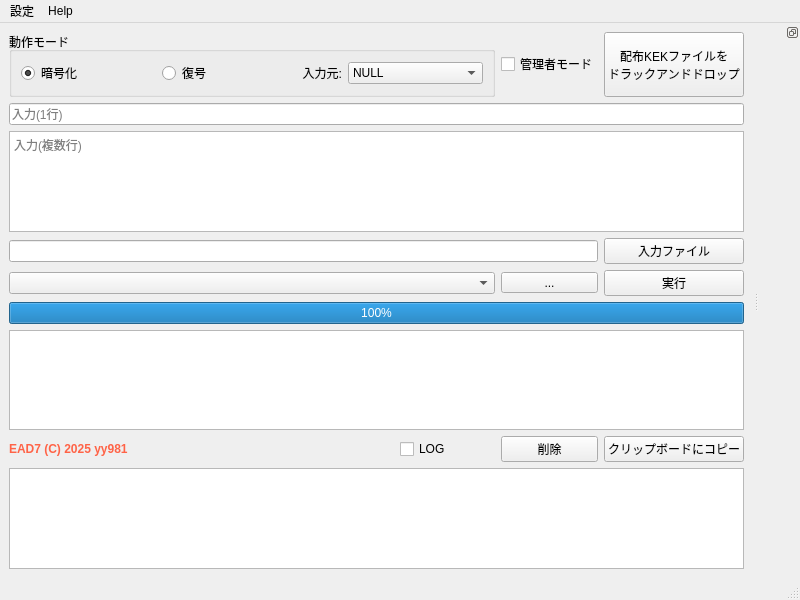
Above: src/GUI/main.ui from yy981-jp/EAD7 before the change. Below: the same form after it.
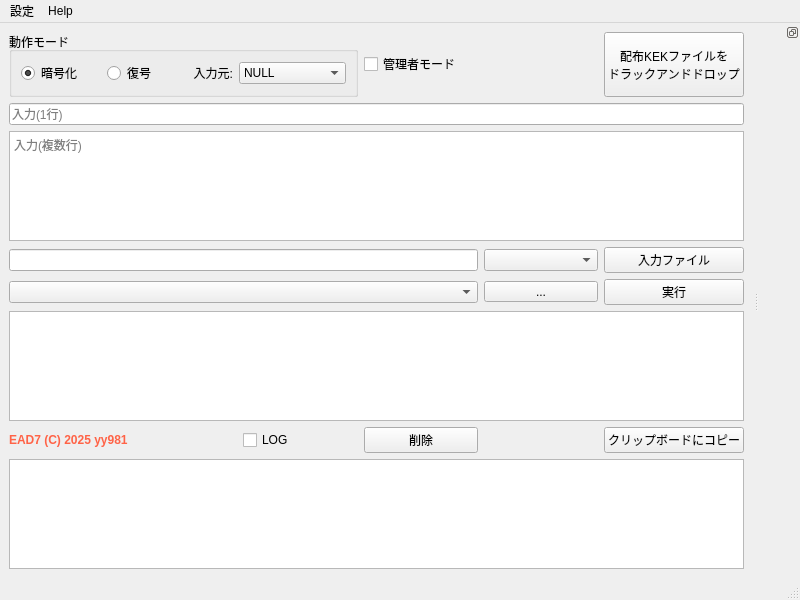
That is the form after the change. Icons and pictures are not drawn. Custom widgets are drawn as their Qt base class.

Patch:
```diff
--- a/src/GUI/main.ui
+++ b/src/GUI/main.ui
@@ -27,36 +27,7 @@
   </property>
   <widget class="QWidget" name="centralwidget">
    <layout class="QGridLayout" name="gridLayout">
-    <item row="4" column="6">
-     <widget class="QPushButton" name="run">
-      <property name="layoutDirection">
-       <enum>Qt::LayoutDirection::LeftToRight</enum>
-      </property>
-      <property name="text">
-       <string>実行</string>
-      </property>
-      <property name="icon">
-       <iconset theme="media-playback-start"/>
-      </property>
-     </widget>
-    </item>
-    <item row="5" column="0" colspan="7">
-     <widget class="QProgressBar" name="progressBar">
-      <property name="value">
-       <number>100</number>
-      </property>
-      <property name="textVisible">
-       <bool>true</bool>
-      </property>
-      <property name="textDirection">
-       <enum>QProgressBar::Direction::TopToBottom</enum>
-      </property>
-     </widget>
-    </item>
-    <item row="4" column="0" colspan="5">
-     <widget class="QComboBox" name="selectKey"/>
-    </item>
-    <item row="3" column="6">
+    <item row="3" column="5">
      <widget class="FileButton" name="inp_file_button">
       <property name="acceptDrops">
        <bool>true</bool>
@@ -69,20 +40,7 @@
       </property>
      </widget>
     </item>
-    <item row="7" column="6">
-     <widget class="QPushButton" name="copy">
-      <property name="text">
-       <string>クリップボードにコピー</string>
-      </property>
-      <property name="icon">
-       <iconset theme="edit-copy"/>
-      </property>
-     </widget>
-    </item>
-    <item row="3" column="0" colspan="6">
-     <widget class="QLineEdit" name="inp_file_path"/>
-    </item>
-    <item row="4" column="5">
+    <item row="4" column="4">
      <widget class="QToolButton" name="keyView">
       <property name="sizePolicy">
        <sizepolicy hsizetype="Minimum" vsizetype="Fixed">
@@ -98,27 +56,20 @@
       </property>
      </widget>
     </item>
-    <item row="1" column="0" colspan="7">
-     <widget class="QLineEdit" name="inp_line">
-      <property name="placeholderText">
-       <string>入力(1行)</string>
+    <item row="5" column="0" colspan="6">
+     <widget class="QPlainTextEdit" name="out">
+      <property name="enabled">
+       <bool>true</bool>
       </property>
-     </widget>
-    </item>
-    <item row="8" column="0" colspan="7">
-     <widget class="QPlainTextEdit" name="log"/>
-    </item>
-    <item row="7" column="4">
-     <widget class="QCheckBox" name="log_checkbox">
-      <property name="text">
-       <string>LOG</string>
+      <property name="readOnly">
+       <bool>true</bool>
       </property>
       <property name="icon">
        <iconset theme="go-down"/>
       </property>
      </widget>
     </item>
-    <item row="0" column="0" colspan="5">
+    <item row="0" column="0" colspan="3">
      <widget class="QGroupBox" name="groupBox">
       <property name="title">
        <string>動作モード</string>
@@ -187,17 +138,60 @@
       </layout>
      </widget>
     </item>
-    <item row="6" column="0" colspan="7">
-     <widget class="QPlainTextEdit" name="out">
-      <property name="enabled">
-       <bool>true</bool>
+    <item row="3" column="4">
+     <widget class="QComboBox" name="chunkSize"/>
+    </item>
+    <item row="6" column="2">
+     <widget class="QCheckBox" name="log_checkbox">
+      <property name="text">
+       <string>LOG</string>
       </property>
-      <property name="readOnly">
-       <bool>true</bool>
+      <property name="icon">
+       <iconset theme="go-down"/>
       </property>
      </widget>
     </item>
-    <item row="7" column="5">
+    <item row="1" column="0" colspan="6">
+     <widget class="QLineEdit" name="inp_line">
+      <property name="placeholderText">
+       <string>入力(1行)</string>
+      </property>
+     </widget>
+    </item>
+    <item row="7" column="0" colspan="6">
+     <widget class="QPlainTextEdit" name="log"/>
+    </item>
+    <item row="4" column="5">
+     <widget class="QPushButton" name="run">
+      <property name="layoutDirection">
+       <enum>Qt::LayoutDirection::LeftToRight</enum>
+      </property>
+      <property name="text">
+       <string>実行</string>
+      </property>
+      <property name="icon">
+       <iconset theme="media-playback-start"/>
+      </property>
+     </widget>
+    </item>
+    <item row="6" column="0" colspan="2">
+     <widget class="QLabel" name="credit">
+      <property name="text">
+       <string>&lt;html&gt;&lt;head/&gt;&lt;body&gt;&lt;p&gt;&lt;span style=&quot; font-weight:700;color:tomato&quot;&gt;EAD7 (C) 2025 yy981&lt;/span&gt;&lt;/p&gt;&lt;/body&gt;&lt;/html&gt;</string>
+      </property>
+     </widget>
+    </item>
+    <item row="4" column="0" colspan="4">
+     <widget class="QComboBox" name="selectKey"/>
+    </item>
+    <item row="2" column="0" colspan="6">
+     <widget class="QPlainTextEdit" name="inp_multi">
+      <property name="placeholderText">
+       <string>入力(複数行)</string>
+      </property>
+     </widget>
+    </item>
+    <item row="6" column="3">
      <widget class="QPushButton" name="clear">
       <property name="text">
        <string>削除</string>
@@ -207,14 +201,17 @@
       </property>
      </widget>
     </item>
-    <item row="7" column="0" colspan="3">
-     <widget class="QLabel" name="credit">
+    <item row="6" column="5">
+     <widget class="QPushButton" name="copy">
       <property name="text">
-       <string>&lt;html&gt;&lt;head/&gt;&lt;body&gt;&lt;p&gt;&lt;span style=&quot; font-weight:700;color:tomato&quot;&gt;EAD7 (C) 2025 yy981&lt;/span&gt;&lt;/p&gt;&lt;/body&gt;&lt;/html&gt;</string>
+       <string>クリップボードにコピー</string>
+      </property>
+      <property name="icon">
+       <iconset theme="edit-copy"/>
       </property>
      </widget>
     </item>
-    <item row="0" column="5">
+    <item row="0" column="3">
      <widget class="QCheckBox" name="adminMode">
       <property name="enabled">
        <bool>true</bool>
@@ -227,14 +224,7 @@
       </property>
      </widget>
     </item>
-    <item row="2" column="0" colspan="7">
-     <widget class="QPlainTextEdit" name="inp_multi">
-      <property name="placeholderText">
-       <string>入力(複数行)</string>
-      </property>
-     </widget>
-    </item>
-    <item row="0" column="6">
+    <item row="0" column="5">
      <widget class="FileButton" name="dst_file">
       <property name="sizePolicy">
        <sizepolicy hsizetype="Minimum" vsizetype="Minimum">
@@ -257,6 +247,9 @@
       </property>
      </widget>
     </item>
+    <item row="3" column="0" colspan="4">
+     <widget class="QLineEdit" name="inp_file_path"/>
+    </item>
    </layout>
   </widget>
   <widget class="QMenuBar" name="menubar">
```
Left out of the diff: 3 changed lines with no effect on the pictures.
